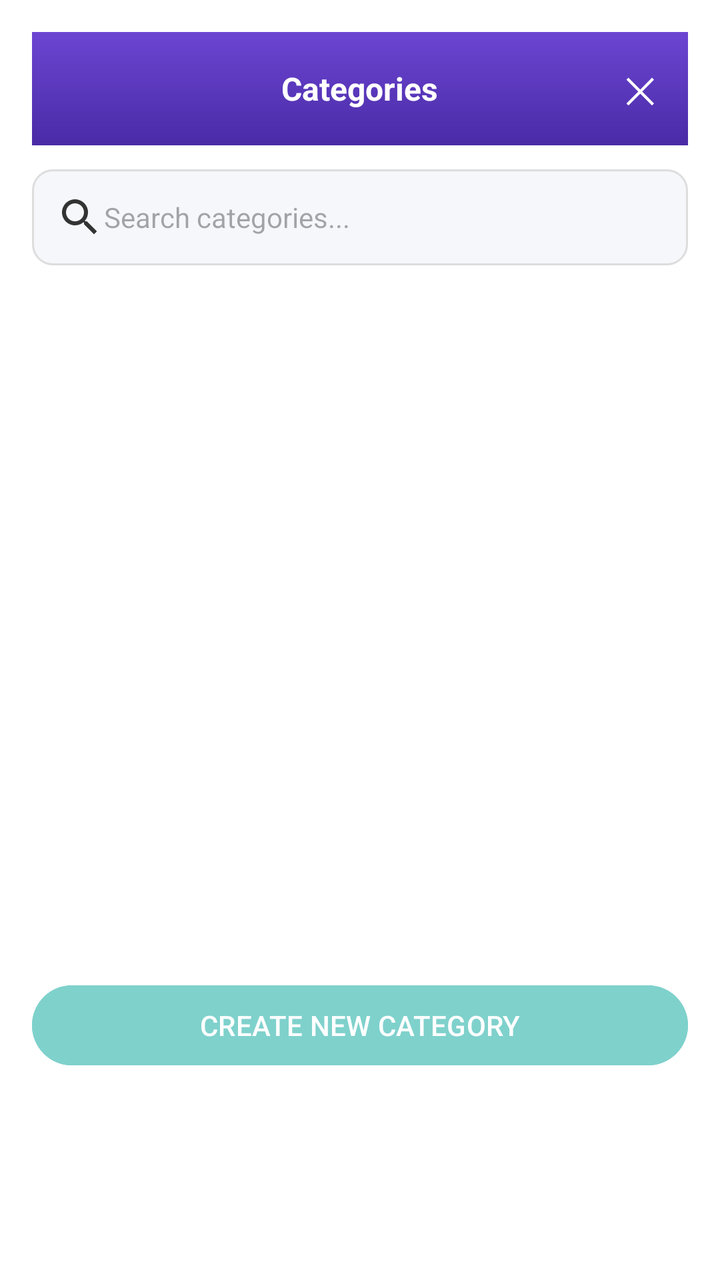
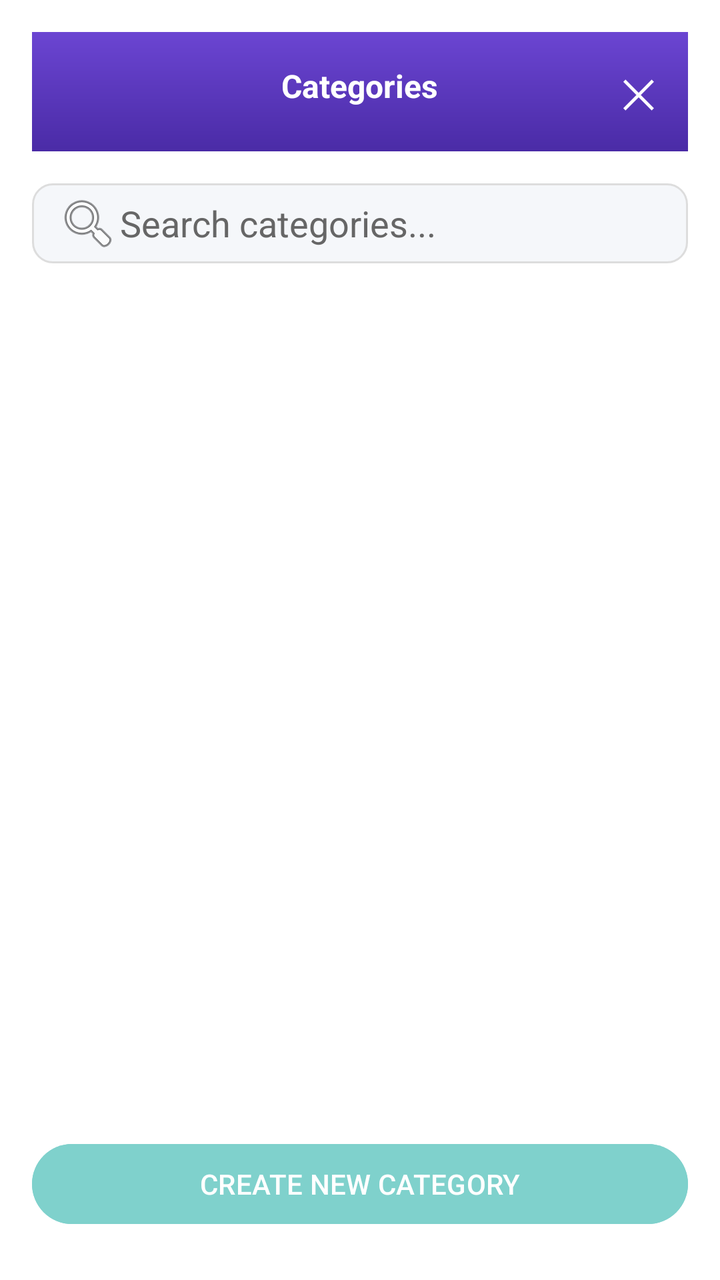

An Android layout rendered at two revisions. The XML below is the earlier revision; the diff shows what the commit changed to produce the second picture.
<!-- AndroidManifest.xml: application theme Theme.TightBudget -->
<!-- res/layout/fragment_category_picker.xml -->
<?xml version="1.0" encoding="utf-8"?>
<LinearLayout
    xmlns:android="http://schemas.android.com/apk/res/android"
    android:orientation="vertical"
    android:layout_width="match_parent"
    android:layout_height="wrap_content"
    android:background="@android:color/white"
    android:padding="16dp">

    
    <RelativeLayout
        android:layout_width="match_parent"
        android:layout_height="wrap_content"
        android:background="@drawable/gradient_header_rounded"
        android:padding="16dp">

        <TextView
            android:id="@+id/titleText"
            android:layout_width="wrap_content"
            android:layout_height="wrap_content"
            android:text="Categories"
            android:textSize="16sp"
            android:textColor="@android:color/white"
            android:textStyle="bold"
            android:layout_centerInParent="true" />

        <TextView
            android:id="@+id/closeButton"
            android:layout_width="wrap_content"
            android:layout_height="wrap_content"
            android:text="✕"
            android:textSize="18sp"
            android:textColor="@android:color/white"
            android:layout_alignParentEnd="true"
            android:layout_centerVertical="true" />
    </RelativeLayout>

    
    <EditText
        android:id="@+id/searchInput"
        android:layout_width="match_parent"
        android:layout_height="wrap_content"
        android:hint="Search categories..."
        android:drawableStart="@drawable/ic_search"
        android:padding="12dp"
        android:background="@drawable/edit_text_background"
        android:textColor="@android:color/black"
        android:textSize="14sp"
        android:layout_marginTop="12dp"
        android:layout_marginBottom="12dp" />

    
    <LinearLayout
        android:layout_width="match_parent"
        android:layout_height="400dp"
        android:orientation="vertical">

        
        <androidx.recyclerview.widget.RecyclerView
            android:id="@+id/categoryRecyclerView"
            android:layout_width="match_parent"
            android:layout_height="0dp"
            android:layout_weight="1"
            android:overScrollMode="ifContentScrolls"
            android:scrollbars="vertical" />

        
        <Button
            android:id="@+id/createNewCategoryButton"
            android:layout_width="match_parent"
            android:layout_height="wrap_content"
            android:text="Create New Category"
            android:textAllCaps="true"
            android:textColor="@android:color/white"
            android:backgroundTint="@color/teal_light"
            android:layout_marginTop="16dp"
            android:layout_marginBottom="8dp"
            android:drawablePadding="8dp" />
    </LinearLayout>
</LinearLayout>
<!-- resources referenced by this layout -->
<resources>
  <color name="teal_light">#7FD1CC</color>
  <!-- drawable edit_text_background (drawable) -->
  <?xml version="1.0" encoding="utf-8"?>
  <shape xmlns:android="http://schemas.android.com/apk/res/android">
      <solid android:color="@color/background_gray" />
      <corners android:radius="10dp" />
      <stroke
          android:width="1dp"
          android:color="@color/border_color" />
  </shape>
  <!-- drawable gradient_header_rounded (drawable) -->
  <?xml version="1.0" encoding="utf-8"?>
  <shape xmlns:android="http://schemas.android.com/apk/res/android">
      <gradient
          android:startColor="@color/primary_purple_dark"
          android:endColor="@color/primary_purple_light"
          android:angle="90"/>
  </shape>
  <!-- drawable ic_search (drawable) -->
  <?xml version="1.0" encoding="utf-8"?>
  <vector xmlns:android="http://schemas.android.com/apk/res/android"
      android:width="24dp"
      android:height="24dp"
      android:viewportWidth="24.0"
      android:viewportHeight="24.0">
      <path
          android:fillColor="@color/text_dark"
          android:pathData="M15.5,14h-0.79l-0.28,-0.27
              c0.98,-1.14 1.57,-2.61 1.57,-4.23
              0,-3.59 -2.91,-6.5 -6.5,-6.5
              -3.59,0 -6.5,2.91 -6.5,6.5
              0,3.59 2.91,6.5 6.5,6.5
              1.61,0 3.09,-0.59 4.23,-1.57
              l0.27,0.28v0.79l5,4.99
              L20.49,19l-4.99,-5zm-6,0
              c-2.48,0 -4.5,-2.02 -4.5,-4.5
              0,-2.48 2.02,-4.5 4.5,-4.5
              2.48,0 4.5,2.02 4.5,4.5
              0,2.48 -2.02,4.5 -4.5,4.5z" />
  </vector>
  <style name="Theme.TightBudget" parent="Base.Theme.TightBudget" />
  <color name="background_gray">#F5F7FA</color>
  <color name="border_color">#DDDDDD</color>
  <color name="primary_purple_dark">#4A2BA6</color>
  <color name="primary_purple_light">#6B45D2</color>
  <color name="text_dark">#333333</color>
  <style name="Base.Theme.TightBudget" parent="Theme.Material3.DayNight.NoActionBar">
          <item name="android:windowTranslucentNavigation">false</item>
          <item name="android:navigationBarColor">@color/primary_purple_light</item>
          <item name="android:statusBarColor">@android:color/transparent</item>
          <item name="android:windowDrawsSystemBarBackgrounds">true</item>
      </style>
</resources>

<!-- the commit's change to res/layout/fragment_category_picker.xml (unified diff, before → after) -->
@@ -1,80 +1,74 @@
 <?xml version="1.0" encoding="utf-8"?>
-<LinearLayout
-    xmlns:android="http://schemas.android.com/apk/res/android"
+<LinearLayout xmlns:android="http://schemas.android.com/apk/res/android"
+    xmlns:app="http://schemas.android.com/apk/res-auto"
+    android:layout_width="match_parent"
+    android:layout_height="match_parent"
+    android:background="@android:color/white"
     android:orientation="vertical"
-    android:layout_width="match_parent"
-    android:layout_height="wrap_content"
-    android:background="@android:color/white"
     android:padding="16dp">
 
     
     <RelativeLayout
         android:layout_width="match_parent"
         android:layout_height="wrap_content"
+        android:layout_marginBottom="16dp"
         android:background="@drawable/gradient_header_rounded"
         android:padding="16dp">
 
         <TextView
-            android:id="@+id/titleText"
             android:layout_width="wrap_content"
             android:layout_height="wrap_content"
+            android:layout_centerHorizontal="true"
             android:text="Categories"
+            android:textColor="@android:color/white"
             android:textSize="16sp"
-            android:textColor="@android:color/white"
-            android:textStyle="bold"
-            android:layout_centerInParent="true" />
+            android:textStyle="bold" />
 
         <TextView
             android:id="@+id/closeButton"
             android:layout_width="wrap_content"
             android:layout_height="wrap_content"
+            android:layout_alignParentEnd="true"
             android:text="✕"
-            android:textSize="18sp"
             android:textColor="@android:color/white"
-            android:layout_alignParentEnd="true"
-            android:layout_centerVertical="true" />
+            android:textSize="20sp" />
     </RelativeLayout>
 
     
     <EditText
-        android:id="@+id/searchInput"
+        android:id="@+id/searchField"
+        android:layout_width="match_parent"
+        android:layout_height="40dp"
+        android:layout_marginBottom="12dp"
+        android:background="@drawable/edit_text_background"
+        android:drawableStart="@android:drawable/ic_menu_search"
+        android:hint="Search categories..."
+        android:paddingStart="12dp"
+        android:paddingEnd="12dp"
+        android:textColor="@color/text_dark"
+        android:textColorHint="@color/text_light" />
+
+    
+    <androidx.recyclerview.widget.RecyclerView
+        android:id="@+id/categoryRecyclerView"
+        android:layout_width="match_parent"
+        android:layout_height="0dp"
+        android:layout_weight="1"
+        android:clipToPadding="false"
+        android:paddingTop="8dp"
+        android:paddingBottom="8dp"
+        android:scrollbars="vertical" />
+
+    
+    <Button
+        android:id="@+id/createNewCategoryButton"
         android:layout_width="match_parent"
         android:layout_height="wrap_content"
-        android:hint="Search categories..."
-        android:drawableStart="@drawable/ic_search"
-        android:padding="12dp"
-        android:background="@drawable/edit_text_background"
-        android:textColor="@android:color/black"
-        android:textSize="14sp"
-        android:layout_marginTop="12dp"
-        android:layout_marginBottom="12dp" />
-
-    
-    <LinearLayout
-        android:layout_width="match_parent"
-        android:layout_height="400dp"
-        android:orientation="vertical">
-
-        
-        <androidx.recyclerview.widget.RecyclerView
-            android:id="@+id/categoryRecyclerView"
-            android:layout_width="match_parent"
-            android:layout_height="0dp"
-            android:layout_weight="1"
-            android:overScrollMode="ifContentScrolls"
-            android:scrollbars="vertical" />
-
-        
-        <Button
-            android:id="@+id/createNewCategoryButton"
-            android:layout_width="match_parent"
-            android:layout_height="wrap_content"
-            android:text="Create New Category"
-            android:textAllCaps="true"
-            android:textColor="@android:color/white"
-            android:backgroundTint="@color/teal_light"
-            android:layout_marginTop="16dp"
-            android:layout_marginBottom="8dp"
-            android:drawablePadding="8dp" />
-    </LinearLayout>
+        android:layout_marginTop="16dp"
+        android:layout_marginBottom="8dp"
+        android:backgroundTint="@color/teal_light"
+        android:drawablePadding="8dp"
+        android:text="Create New Category"
+        android:textAllCaps="true"
+        android:textColor="@android:color/white" />
 </LinearLayout>
<!-- resource entries referenced after the edit -->
@@ -18,34 +18,13 @@
           android:endColor="@color/primary_purple_light"
           android:angle="90"/>
   </shape>
-  <!-- drawable ic_search (drawable) -->
-  <?xml version="1.0" encoding="utf-8"?>
-  <vector xmlns:android="http://schemas.android.com/apk/res/android"
-      android:width="24dp"
-      android:height="24dp"
-      android:viewportWidth="24.0"
-      android:viewportHeight="24.0">
-      <path
-          android:fillColor="@color/text_dark"
-          android:pathData="M15.5,14h-0.79l-0.28,-0.27
-              c0.98,-1.14 1.57,-2.61 1.57,-4.23
-              0,-3.59 -2.91,-6.5 -6.5,-6.5
-              -3.59,0 -6.5,2.91 -6.5,6.5
-              0,3.59 2.91,6.5 6.5,6.5
-              1.61,0 3.09,-0.59 4.23,-1.57
-              l0.27,0.28v0.79l5,4.99
-              L20.49,19l-4.99,-5zm-6,0
-              c-2.48,0 -4.5,-2.02 -4.5,-4.5
-              0,-2.48 2.02,-4.5 4.5,-4.5
-              2.48,0 4.5,2.02 4.5,4.5
-              0,2.48 -2.02,4.5 -4.5,4.5z" />
-  </vector>
   <style name="Theme.TightBudget" parent="Base.Theme.TightBudget" />
   <color name="background_gray">#F5F7FA</color>
   <color name="border_color">#DDDDDD</color>
   <color name="primary_purple_dark">#4A2BA6</color>
   <color name="primary_purple_light">#6B45D2</color>
   <color name="text_dark">#333333</color>
+  <color name="text_light">#666666</color>
   <style name="Base.Theme.TightBudget" parent="Theme.Material3.DayNight.NoActionBar">
           <item name="android:windowTranslucentNavigation">false</item>
           <item name="android:navigationBarColor">@color/primary_purple_light</item>
